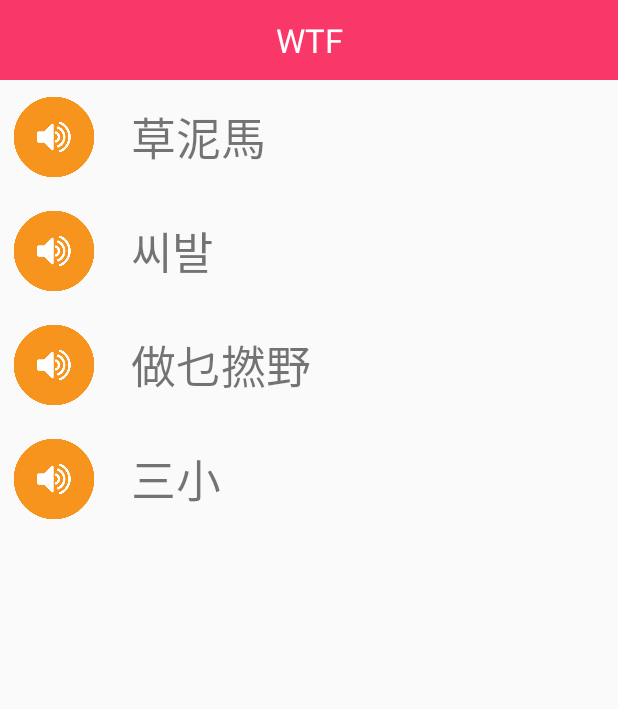
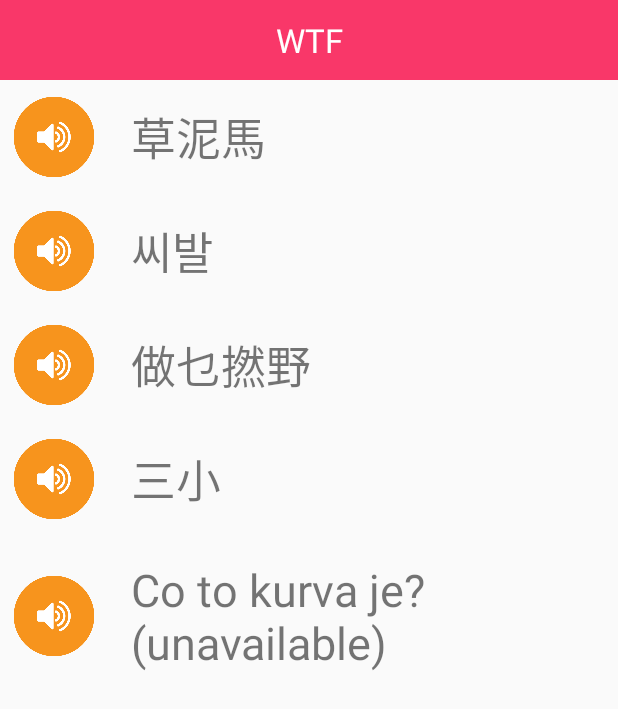
Before and after one commit to masukuu/ChubbyTalk, an Android app: the SwearWordsmenu5Activity screen opened directly, with no data from a screen before it, on a phone screen of 412 x 824 dp. Shown: the top 709 px of the screen. Run offline under Robolectric (Android 15) with nearby library versions, the phone set to English and light mode, and no system bars.

Commit message:
fix flirt_menu_4

```diff
--- a/app/src/main/res/layout/activity_swearwordsmenu4.xml
+++ b/app/src/main/res/layout/activity_swearwordsmenu4.xml
@@ -43,7 +43,7 @@
                 android:id="@+id/btn_k_25"
                 style="@style/speaker"
                 android:layout_weight="1"
-                android:onClick="playSound" />
+                android:onClick="" />
 
             <TextView
                 android:id="@+id/korean"
@@ -81,7 +81,7 @@
                 android:id="@+id/btn_tw_25"
                 style="@style/speaker"
                 android:layout_weight="1"
-                android:onClick="playSound" />
+                android:onClick="" />
 
             <TextView
                 style="@style/text"
@@ -99,7 +99,7 @@
                 android:id="@+id/btn_cz_25"
                 style="@style/speaker"
                 android:layout_weight="1"
-                android:onClick="playSound" />
+                android:onClick="" />
 
             <TextView
                 style="@style/text"
--- a/app/src/main/res/layout/activity_swearwordsmenu5.xml
+++ b/app/src/main/res/layout/activity_swearwordsmenu5.xml
@@ -90,23 +90,23 @@
 
         </LinearLayout>
 
-        <!--<LinearLayout-->
-            <!--android:layout_width="match_parent"-->
-            <!--android:layout_height="wrap_content"-->
-            <!--android:orientation="horizontal">-->
+        <LinearLayout
+            android:layout_width="match_parent"
+            android:layout_height="wrap_content"
+            android:orientation="horizontal">
 
-            <!--<ImageView-->
-                <!--android:id="@+id/btn_cz_26"-->
-                <!--style="@style/speaker"-->
-                <!--android:layout_weight="1"-->
-                <!--android:onClick="playSound" />-->
+            <ImageView
+                android:id="@+id/btn_cz_26"
+                style="@style/speaker"
+                android:layout_weight="1"
+                android:onClick="" />
 
-            <!--<TextView-->
-                <!--style="@style/text"-->
-                <!--android:layout_weight="5"-->
-                <!--android:text="Co to kurva je?" />-->
+            <TextView
+                style="@style/text"
+                android:layout_weight="5"
+                android:text="Co to kurva je? (unavailable)" />
 
-        <!--</LinearLayout>-->
+        </LinearLayout>
 
     </LinearLayout>
 </ScrollView>
```
